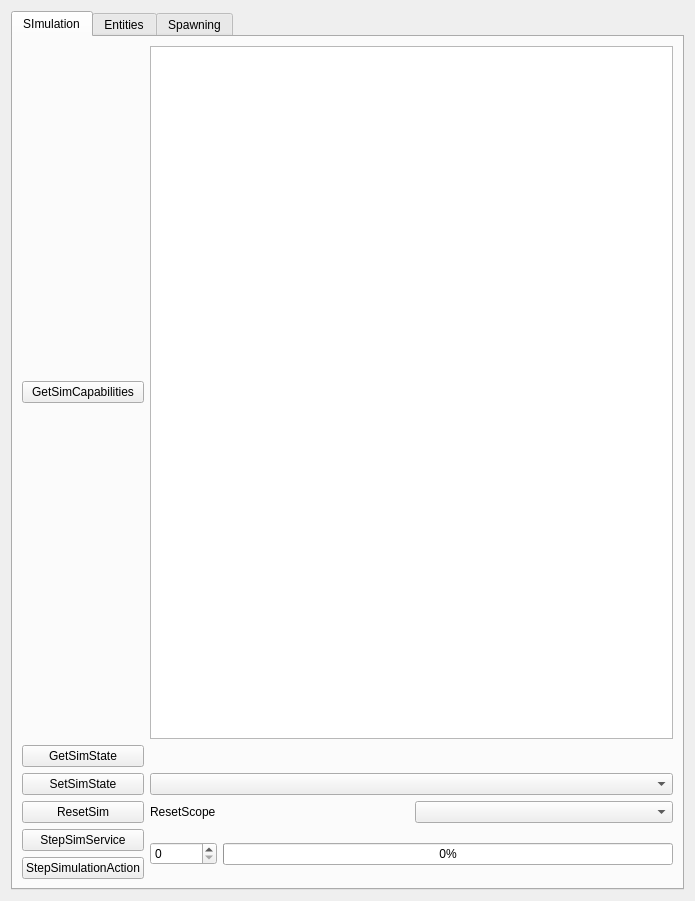
First picture: the form in src/sim_widget.ui, repository RobotecAI/q_simulation_interfaces, before the edit.
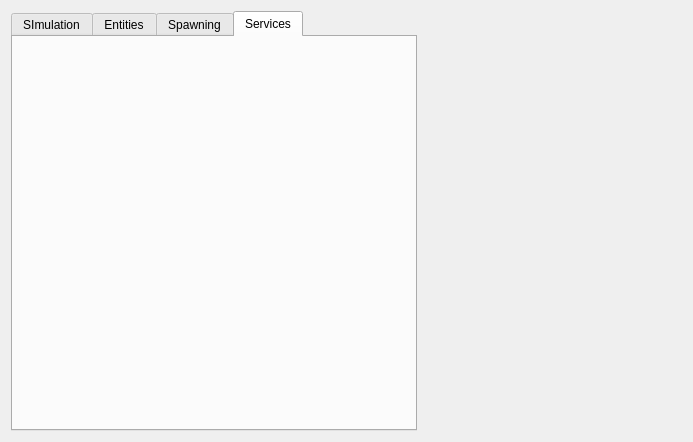
Second picture: the form after the edit.

Commit message: Added IDL based service discovery

```diff
--- a/src/sim_widget.ui
+++ b/src/sim_widget.ui
@@ -6,15 +6,15 @@
    <rect>
     <x>0</x>
     <y>0</y>
-    <width>695</width>
-    <height>901</height>
+    <width>693</width>
+    <height>442</height>
    </rect>
   </property>
-  <layout class="QVBoxLayout" name="verticalLayout_4">
-   <item>
+  <layout class="QFormLayout" name="formLayout">
+   <item row="0" column="0">
     <widget class="QTabWidget" name="tabWidget">
      <property name="currentIndex">
-      <number>0</number>
+      <number>3</number>
      </property>
      <widget class="QWidget" name="simulation">
       <attribute name="title">
@@ -519,6 +519,15 @@
        </item>
       </layout>
      </widget>
+     <widget class="QWidget" name="servicesNames">
+      <property name="enabled">
+       <bool>true</bool>
+      </property>
+      <attribute name="title">
+       <string>Services</string>
+      </attribute>
+      <layout class="QVBoxLayout" name="servicesLayout"/>
+     </widget>
     </widget>
    </item>
   </layout>
```
The commit also changes 4 other files.
